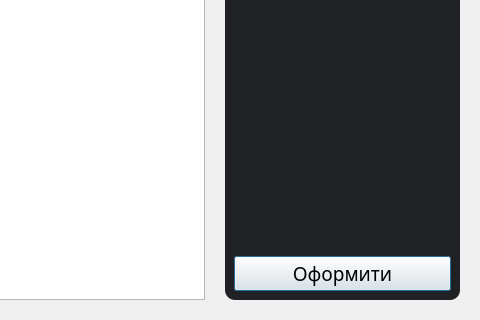
First picture: the form in src/View/ordering.ui, repository Fyz-dev/GunStore, before the edit; both pictures show x 829 to 1309 and y 293 to 613 of the 1309 by 613 pixel window.
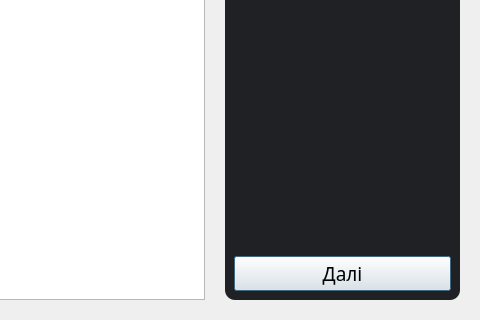
Second picture: the form after the edit.

Patch:
```diff
--- a/src/View/ordering.ui
+++ b/src/View/ordering.ui
@@ -154,7 +154,7 @@
         <item>
          <widget class="QPushButton" name="buttonNext">
           <property name="text">
-           <string>Оформити</string>
+           <string>Далі</string>
           </property>
          </widget>
         </item>
```
